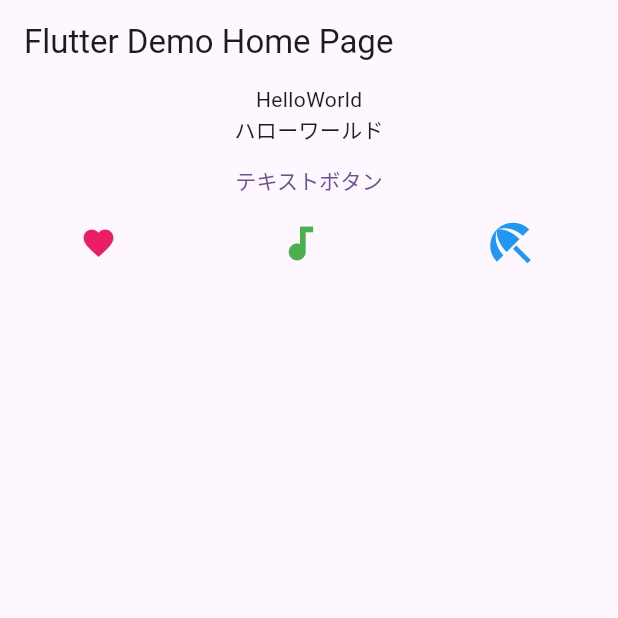
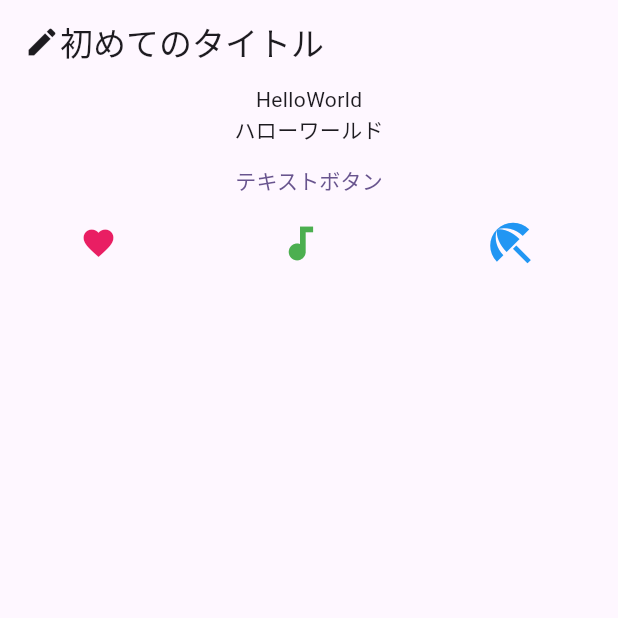
Before and after one commit to hareya0622/flutter-development-getting-started, a Flutter app: the screen it shows after launch, on a phone screen of 412 x 824 dp, the top half of it. Run offline on Flutter 3.47's test engine with Material 3 defaults, Android fonts, the phone set to English and light mode, and no system bars.

Commit message:
リスト 2.5

```diff
--- a/lib/main.dart
+++ b/lib/main.dart
@@ -37,8 +37,9 @@ class _MyHomePageState extends State<MyHomePage> {
   Widget build(BuildContext context) {
     return Scaffold(
         appBar: AppBar(
-          title: Text(widget.title),
-        ),
+            title: Row(
+          children: [Icon(Icons.create), Text("初めてのタイトル")],
+        )),
         body: Column(
           children: [
             const Text("HelloWorld"),
```
